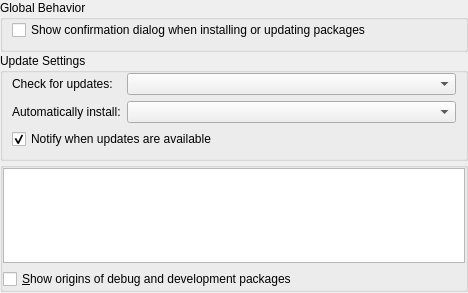
KDE/apper, file Settings/SettingsKCM.ui: the form before one commit.
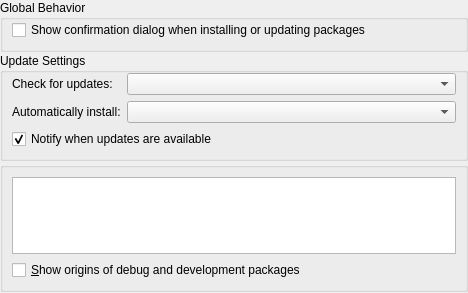
The form after the commit. Custom widgets are drawn as their Qt base class.

```diff
--- a/Settings/SettingsKCM.ui
+++ b/Settings/SettingsKCM.ui
@@ -123,9 +123,6 @@
    <item row="3" column="0" colspan="2">
     <widget class="QGroupBox" name="originGB">
      <layout class="QGridLayout" name="gridLayout_2">
-      <property name="margin">
-       <number>0</number>
-      </property>
       <item row="0" column="0">
        <widget class="QTreeView" name="originTV">
         <property name="editTriggers">
```
